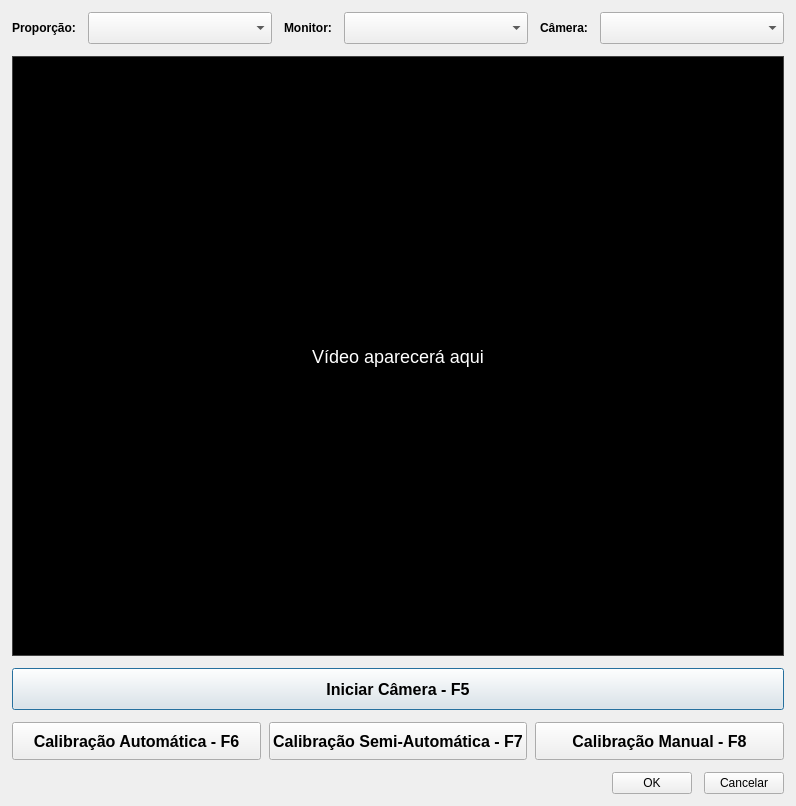
Old version of the form resources/ui/calibrationview.ui in the repository larvattea/ttea.
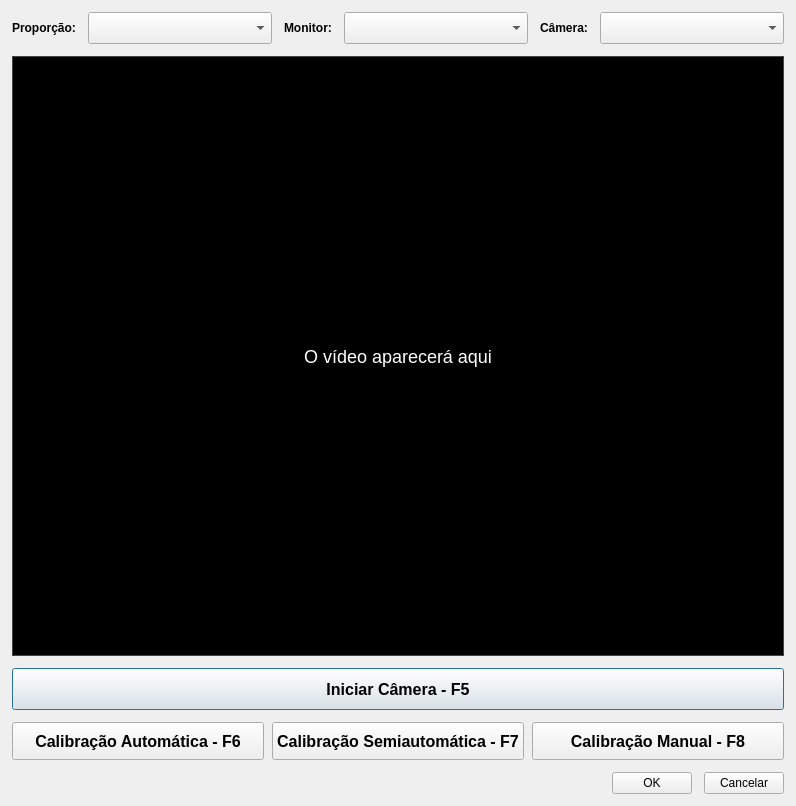
New version of the form. Icons and pictures are not drawn.

Diff of the .ui file:
```diff
--- a/resources/ui/calibrationview.ui
+++ b/resources/ui/calibrationview.ui
@@ -133,7 +133,7 @@
       <string notr="true">background-color: black; color: white; font-size: 18px; border: 1px solid #444;</string>
      </property>
      <property name="text">
-      <string>Vídeo aparecerá aqui</string>
+      <string>O vídeo aparecerá aqui</string>
      </property>
      <property name="alignment">
       <set>Qt::AlignmentFlag::AlignCenter</set>
@@ -204,7 +204,7 @@
         </font>
        </property>
        <property name="text">
-        <string>Calibração Semi-Automática - F7</string>
+        <string>Calibração Semiautomática - F7</string>
        </property>
        <property name="shortcut">
         <string>F7</string>
```
Left out of the diff: 4 changed lines with no effect on the pictures.
